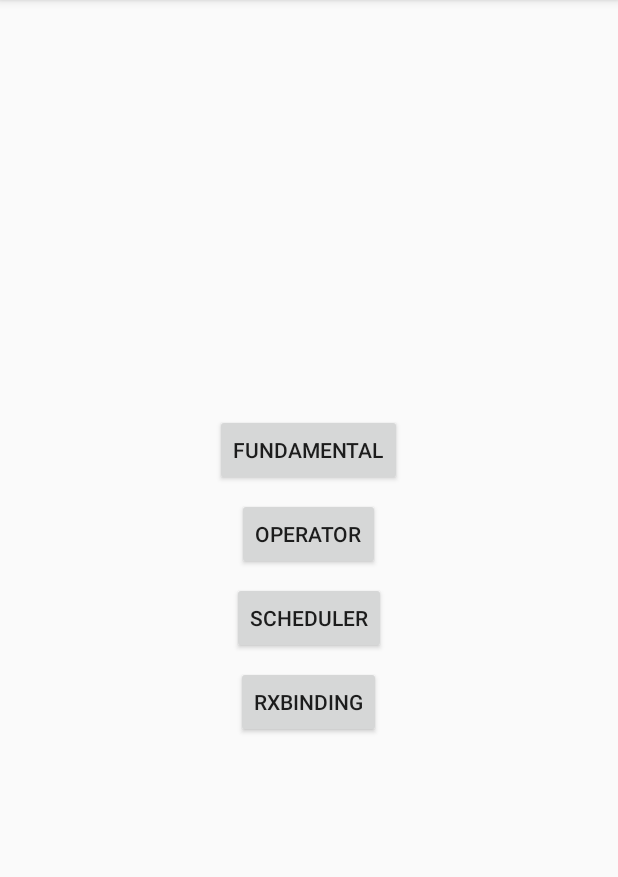
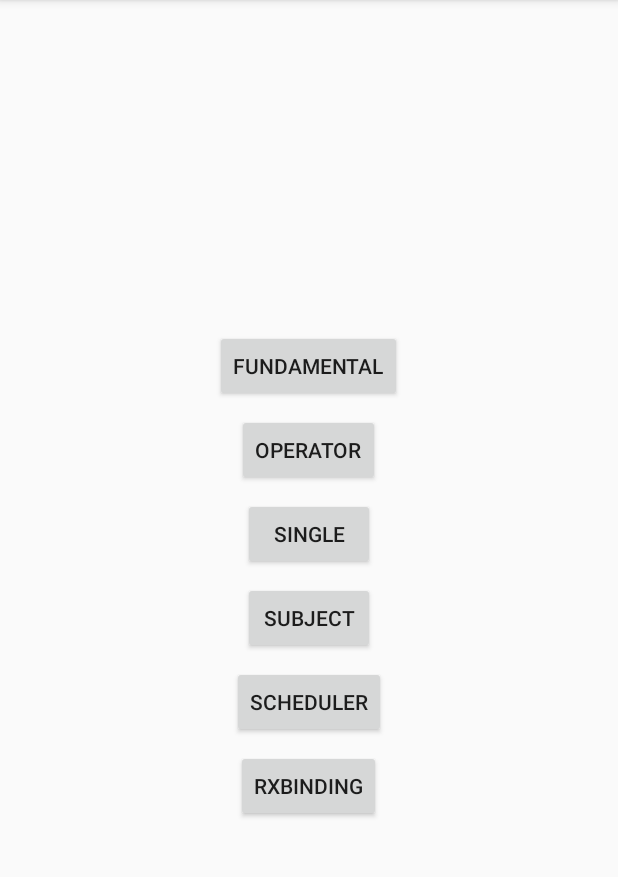
Before and after one commit to JackYoun/RxAndroidTest, an Android app: the screen it shows after launch (MainActivity), on a phone screen of 412 x 824 dp, the part 84-961 px from its top. Run offline under Robolectric (Android 15) with nearby library versions, the phone set to English and light mode, and no system bars.

Commit message:
Single / Subject added.

```diff
--- a/app/src/main/AndroidManifest.xml
+++ b/app/src/main/AndroidManifest.xml
@@ -27,6 +27,12 @@
         <activity
             android:name=".rxbinding.RxBindingActivity"
             android:label="@string/rxbinding"/>
+        <activity
+            android:name=".single.SingleActivity"
+            android:label="@string/single"/>
+        <activity
+            android:name=".subject.SubjectActivity"
+            android:label="@string/subject"/>
     </application>
 
 </manifest>
--- a/app/src/main/java/com/jack/app/rxtest/MainActivity.java
+++ b/app/src/main/java/com/jack/app/rxtest/MainActivity.java
@@ -8,6 +8,8 @@ import com.jack.app.rxtest.fundamental.FundamentalActivity;
 import com.jack.app.rxtest.operator.OperatorActivity;
 import com.jack.app.rxtest.rxbinding.RxBindingActivity;
 import com.jack.app.rxtest.scheduler.SchedulerActivity;
+import com.jack.app.rxtest.single.SingleActivity;
+import com.jack.app.rxtest.subject.SubjectActivity;
 
 public class MainActivity extends AppCompatActivity implements View.OnClickListener {
     private static final String TAG = "MainActivity";
@@ -19,7 +21,9 @@ public class MainActivity extends AppCompatActivity implements View.OnClickListe
 
         findViewById(R.id.btn_fundamental).setOnClickListener(this);
         findViewById(R.id.btn_operator).setOnClickListener(this);
-        findViewById(R.id.btn_job_scheduler).setOnClickListener(this);
+        findViewById(R.id.btn_single).setOnClickListener(this);
+        findViewById(R.id.btn_subject).setOnClickListener(this);
+        findViewById(R.id.btn_scheduler).setOnClickListener(this);
         findViewById(R.id.btn_rx_binding).setOnClickListener(this);
     }
 
@@ -34,7 +38,15 @@ public class MainActivity extends AppCompatActivity implements View.OnClickListe
                 OperatorActivity.invoke(this);
                 break;
 
-            case R.id.btn_job_scheduler:
+            case R.id.btn_single:
+                SingleActivity.invoke(this);
+                break;
+
+            case R.id.btn_subject:
+                SubjectActivity.invoke(this);
+                break;
+
+            case R.id.btn_scheduler:
                 SchedulerActivity.invoke(this);
                 break;
 
--- a/app/src/main/res/layout/activity_main.xml
+++ b/app/src/main/res/layout/activity_main.xml
@@ -27,7 +27,21 @@
         android:text="@string/operator"/>
 
     <Button
-        android:id="@+id/btn_job_scheduler"
+        android:id="@+id/btn_single"
+        android:layout_width="wrap_content"
+        android:layout_height="wrap_content"
+        android:layout_marginTop="8dp"
+        android:text="@string/single"/>
+
+    <Button
+        android:id="@+id/btn_subject"
+        android:layout_width="wrap_content"
+        android:layout_height="wrap_content"
+        android:layout_marginTop="8dp"
+        android:text="@string/subject"/>
+
+    <Button
+        android:id="@+id/btn_scheduler"
         android:layout_width="wrap_content"
         android:layout_height="wrap_content"
         android:layout_marginTop="8dp"
--- a/app/src/main/res/values/strings.xml
+++ b/app/src/main/res/values/strings.xml
@@ -4,4 +4,6 @@
     <string name="operator">Operator</string>
     <string name="scheduler">Scheduler</string>
     <string name="rxbinding">RxBinding</string>
+    <string name="single">Single</string>
+    <string name="subject">Subject</string>
 </resources>
```
Also changed, not shown: app/src/main/java/com/jack/app/rxtest/single/SingleActivity.java (added, +17 -0 lines), app/src/main/java/com/jack/app/rxtest/subject/SubjectActivity.java (added, +17 -0 lines).
